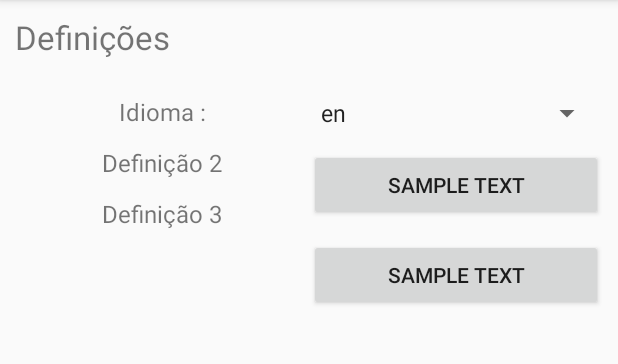
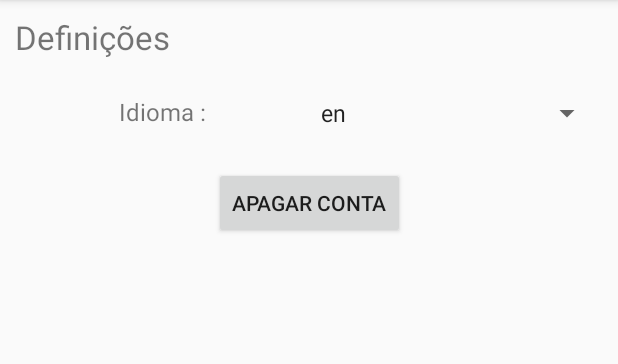
Before and after one commit to carolinafsilva/ubi5stars, an Android app: the SettingsActivity screen opened directly, with no data from a screen before it, on a phone screen of 412 x 824 dp, the part 84-448 px from its top. Run offline under Robolectric (Android 15) with nearby library versions, the light colour scheme and no system bars.

Commit message:
Algumas alterações nos layouts
Signed-off-by: Dayveed117 <david.bugalho@ubi.pt>

```diff
--- a/app/build.gradle
+++ b/app/build.gradle
@@ -40,6 +40,7 @@
     testImplementation 'junit:junit:4.12'
     androidTestImplementation 'androidx.test.ext:junit:1.1.1'
     androidTestImplementation 'androidx.test.espresso:espresso-core:3.2.0'
+
 }
 
 apply plugin: 'com.google.gms.google-services'
--- a/app/src/main/java/pmd/di/ubi/ubi5stars/MenuActivity.java
+++ b/app/src/main/java/pmd/di/ubi/ubi5stars/MenuActivity.java
@@ -45,4 +45,9 @@ public class MenuActivity extends AppCompatActivity {
         startActivity(new Intent(this, SettingsActivity.class));
     }
 
+    public void logout(View view) {
+    }
+
+    public void ranking(View view) {
+    }
 }
--- a/app/src/main/java/pmd/di/ubi/ubi5stars/TrailsActivity.java
+++ b/app/src/main/java/pmd/di/ubi/ubi5stars/TrailsActivity.java
@@ -18,6 +18,9 @@ public class TrailsActivity extends AppCompatActivity {
     public void getCurrCoord(View view) {
     }
 
+    public void traceTrail(View view) {
+    }
+
     public void museumTrail(View view) {
     }
 
--- a/app/src/main/res/layout/activity_settings.xml
+++ b/app/src/main/res/layout/activity_settings.xml
@@ -39,52 +39,15 @@
         app:layout_constraintStart_toEndOf="@id/s_def1"
         app:layout_constraintTop_toBottomOf="@id/s_title" />
 
-    <TextView
-        android:id="@+id/s_def2"
-        android:layout_width="0dp"
-        android:layout_height="wrap_content"
-        android:textSize="16sp"
-        android:text="Definição 2"
-        android:layout_marginTop="12dp"
-        android:textAlignment="center"
-        app:layout_constraintEnd_toStartOf="@id/s_btn2"
-        app:layout_constraintHorizontal_bias="0.5"
-        app:layout_constraintStart_toStartOf="parent"
-        app:layout_constraintTop_toBottomOf="@id/s_def1" />
-
     <Button
         android:id="@+id/s_btn2"
-        android:layout_width="0dp"
+        android:layout_width="wrap_content"
         android:layout_height="wrap_content"
-        android:text="Sample Text"
-        android:layout_marginTop="12dp"
-        app:layout_constraintHorizontal_bias="0.5"
-        app:layout_constraintStart_toEndOf="@id/s_def2"
-        app:layout_constraintEnd_toEndOf="parent"
+        android:layout_marginTop="24dp"
+        android:onClick="deleteUserPrompt"
+        android:text="@string/delete_acc"
+        app:layout_constraintLeft_toLeftOf="parent"
+        app:layout_constraintRight_toRightOf="parent"
         app:layout_constraintTop_toBottomOf="@id/s_spin1" />
 
-    <TextView
-        android:id="@+id/s_def3"
-        android:layout_width="0dp"
-        android:layout_height="wrap_content"
-        android:layout_marginTop="12dp"
-        android:text="Definição 3"
-        android:textSize="16sp"
-        android:textAlignment="center"
-        app:layout_constraintEnd_toStartOf="@id/s_btn3"
-        app:layout_constraintStart_toStartOf="parent"
-        app:layout_constraintHorizontal_bias="0.5"
-        app:layout_constraintTop_toBottomOf="@id/s_def2" />
-
-    <Button
-        android:id="@+id/s_btn3"
-        android:layout_width="0dp"
-        android:layout_height="wrap_content"
-        android:layout_marginTop="12dp"
-        android:text="Sample Text"
-        app:layout_constraintHorizontal_bias="0.5"
-        app:layout_constraintEnd_toEndOf="parent"
-        app:layout_constraintStart_toEndOf="@id/s_def3"
-        app:layout_constraintTop_toBottomOf="@id/s_btn2" />
-
 </androidx.constraintlayout.widget.ConstraintLayout>
--- a/app/src/main/res/values/colors.xml
+++ b/app/src/main/res/values/colors.xml
@@ -5,4 +5,7 @@
     <color name="colorAccent">#D81B60</color>
     <color name="colorWhite">#FFFFFF</color>
     <color name="colorBlack">#000000</color>
+    <color name="catalinaBlue">#062a78</color>
+    <color name="goldish">#bf9b30</color>
+    <color name="goldash">#ffcf40</color>
 </resources>
--- a/app/src/main/res/values/strings.xml
+++ b/app/src/main/res/values/strings.xml
@@ -28,9 +28,19 @@
     <string name="english">Inglês</string>
     <string name="language">Idioma :</string>
     <string name="add_location">Adicionar Localização</string>
-
     <string name="pt" translatable="false">pt</string>
     <string name="en" translatable="false">en</string>
+    <string name="lang_toast">É preciso sair e entrar na aplicação para haver alterações de idioma.</string>
+    <string name="menu_ee">Estás no topo!</string>
+    <string name="trace">Traçar Percurso</string>
+    <string name="delete_acc">Apagar Conta</string>
+    <string name="del_prompt">Queres mesmo apagar o todos os dados do teu utilizador, incluindo também a conta?</string>
+    <string name="del_prompt_title">Operação</string>
+    <string name="succ_operation">Operação realizada com sucesso</string>
+    <string name="unsucc_operation">Operação terminada sem successo</string>
+    <string name="rgstr_prompt">Ainda não tens uma conta registada? Clica aqui!</string>
+    <string name="user">Utilizador</string>
+    <string name="logout">Terminar Sessão</string>
 
     <string-array name="classes">
         <item>Transportes</item>
@@ -47,8 +57,5 @@
         <item>@string/pt</item>
         <item>@string/en</item>
     </string-array>
-    <string name="lang_toast">É preciso sair e entrar na aplicação para haver alterações de idioma.</string>
-    <string name="menu_ee">Estás no topo!</string>
-
 
 </resources>
```
Also changed, not shown: app/src/main/java/pmd/di/ubi/ubi5stars/LoginActivity.java (+20 -0 lines), app/src/main/java/pmd/di/ubi/ubi5stars/SettingsActivity.java (+30 -0 lines), app/src/main/res/drawable/menu_btn.xml (added, +19 -0 lines), app/src/main/res/layout/activity_login.xml (+10 -0 lines), app/src/main/res/layout/activity_menu.xml (+91 -76 lines), app/src/main/res/layout/activity_trails.xml (+14 -3 lines), app/src/main/res/drawable/android_person.png (added), 2 other files.
